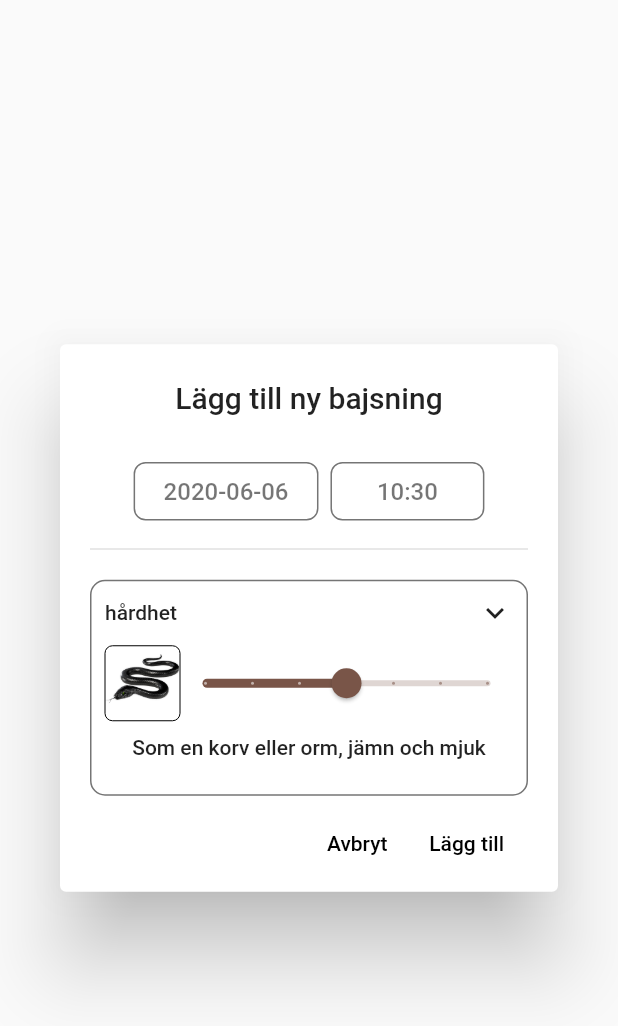
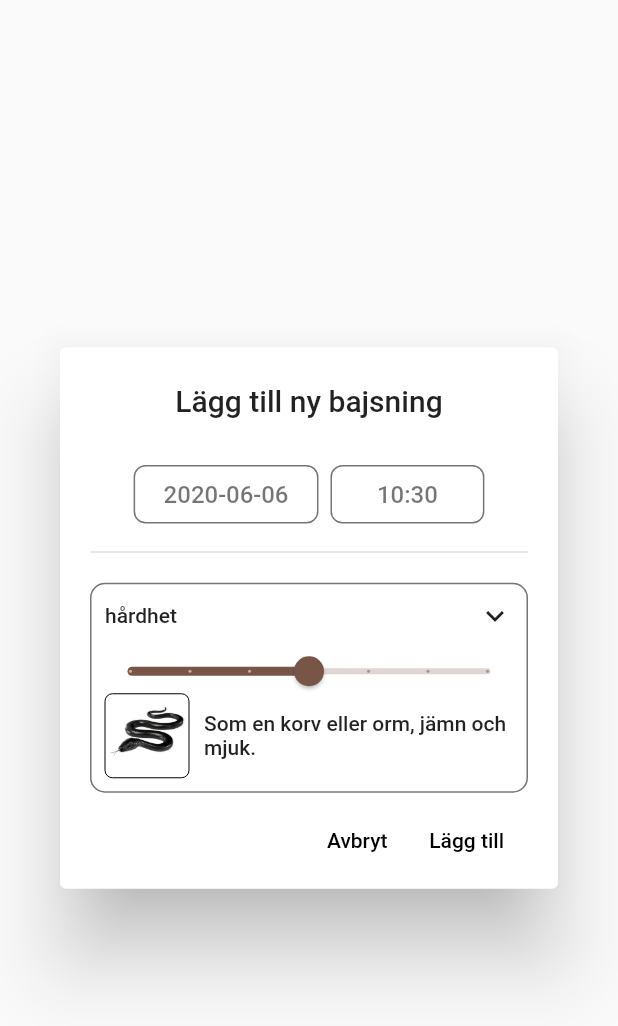
Before and after one commit to elisabet123/bajsappen, a Flutter app: the PoopButtonAddDialog widget shown alone on an empty page, opened directly, after a tap on "hårdhet", on a phone screen of 412 x 824 dp. Shown: the top 1026 px of the screen. Run offline on Flutter 3.47's test engine with Material 2 defaults, Android fonts, the phone set to English and light mode, and no system bars; our stand-ins replace charts_flutter, sqflite, table_calendar; accounts and stored records are empty.

```diff
--- a/lib/addpoopdialog/addpoopdialog.dart
+++ b/lib/addpoopdialog/addpoopdialog.dart
@@ -112,28 +112,9 @@ class PoopButtonAddDialogState extends State<PoopButtonAddDialog> {
                     typeSelectorOpen
                         ? Column(
                             children: <Widget>[
-                              Row(
-                                mainAxisAlignment:
-                                    MainAxisAlignment.spaceBetween,
-                                children: <Widget>[
-                                  Container(
-                                    child: Image(
-                                      image: AssetImage('assets/images/type-' +
-                                          hardness.floor().toString() +
-                                          '.png'),
-                                      height: 50,
-                                      width: 50,
-                                    ),
-                                    decoration: BoxDecoration(
-                                        borderRadius: BorderRadius.circular(5),
-                                        border: Border.all(width: 0)),
-                                  ),
-                                  Expanded(
-                                      flex: 2,
-                                      child: SliderTheme(
+                              SliderTheme(
                                 data: SliderThemeData(
-                                          showValueIndicator:
-                                              ShowValueIndicator.never,
+                                  showValueIndicator: ShowValueIndicator.never,
                                   overlayShape: RoundSliderOverlayShape(
                                       overlayRadius: 15),
                                 ),
@@ -148,18 +129,35 @@ class PoopButtonAddDialogState extends State<PoopButtonAddDialog> {
                                     });
                                   },
                                 ),
+                              ),
+                              Row(
+                                children: <Widget>[
+                                   Container(
+                                      child: Padding(
+                                        padding: EdgeInsets.all(3),
+                              child: Image(
+                                        image: AssetImage(
+                                            'assets/images/type-' +
+                                                hardness.floor().toString() +
+                                                '.png'),
+                                        height: 50,
                                       )),
-                                ],
+                                      decoration: BoxDecoration(
+                                          borderRadius:
+                                              BorderRadius.circular(5),
+                                          border: Border.all(width: 0)),
                                     ),
                                   SizedBox(
-                                height: 10,
+                                    width: 10,
                                   ),
-                              Container(
-                                child: Text(PoopLocalizations.of(context).get(
-                                    'type_' +
+                                  Expanded(
+                                    flex: 3,
+                                    child: Text(PoopLocalizations.of(context)
+                                        .get('type_' +
                                             hardness.floor().toString() +
                                             '_description')),
-                                height: 30,
+                                  ),
+                                ],
                               ),
                             ],
                           )
--- a/lib/pooplocalization.dart
+++ b/lib/pooplocalization.dart
@@ -53,12 +53,12 @@ class PoopLocalizations {
       'poops_per_hour': 'Bajsningar per timme',
       'poops_per_time_of_day': 'Bajsningar per tid på dygnet',
       'time_statistics': 'Tidsstatistik',
-      'type_1_description': 'Separata hårda klumpar, som nötter (svåra att klämma ut)',
-      'type_2_description': 'Korvformade, med klumpar',
-      'type_3_description': 'Som en korv med sprickor på dess yta',
-      'type_4_description': 'Som en korv eller orm, jämn och mjuk',
-      'type_5_description': 'Mjuka klumpar med tydliga kanter (lätta att klämma ut)',
-      'type_6_description': 'Fluffiga bitar med trasade kanter, en mosig konsistens',
+      'type_1_description': 'Separata hårda klumpar, som nötter (svåra att klämma ut).',
+      'type_2_description': 'Korvformade, med klumpar.',
+      'type_3_description': 'Som en korv med sprickor på dess yta.',
+      'type_4_description': 'Som en korv eller orm, jämn och mjuk.',
+      'type_5_description': 'Mjuka klumpar med tydliga kanter (lätta att klämma ut).',
+      'type_6_description': 'Fluffiga bitar med trasade kanter, en mosig konsistens.',
       'type_7_description': 'Vattnig utan bitar. Helt flytande.',
       'constipation_statistics': 'Bajstypsstatistik',
       'constipation_chart_type_title': 'Antal bajsningar per typ',
```
Lines whose indentation alone changed are shown as unchanged.
